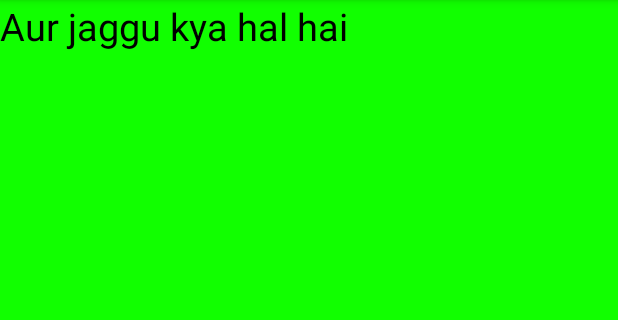
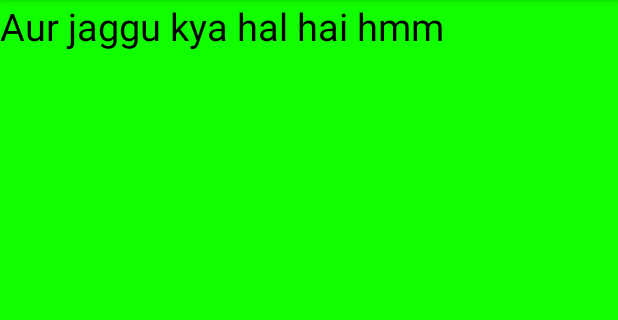
Before and after one commit to AlokSingh23/GetFrag3, an Android app: the screen it shows after launch (MainActivity), on a phone screen of 412 x 824 dp, the part 84-404 px from its top. Run offline under Robolectric (Android 15) with nearby library versions, the phone set to English and light mode, and no system bars.

Commit message:
text
effw

```diff
--- a/app/src/main/res/layout/fragment_first.xml
+++ b/app/src/main/res/layout/fragment_first.xml
@@ -11,7 +11,7 @@
     <TextView
         android:layout_width="fill_parent"
         android:layout_height="wrap_content"
-        android:text="Aur jaggu kya hal hai"
+        android:text="Aur jaggu kya hal hai hmm"
         android:id="@+id/text"
         android:textColor="#000000"
         android:textSize="25sp"/>
```
